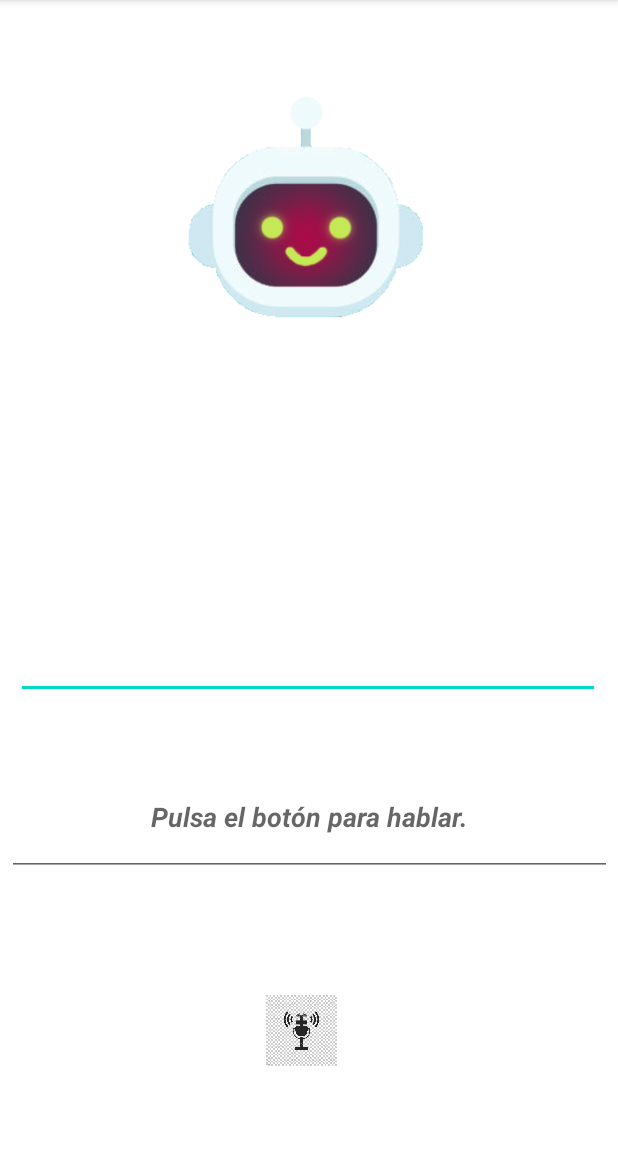
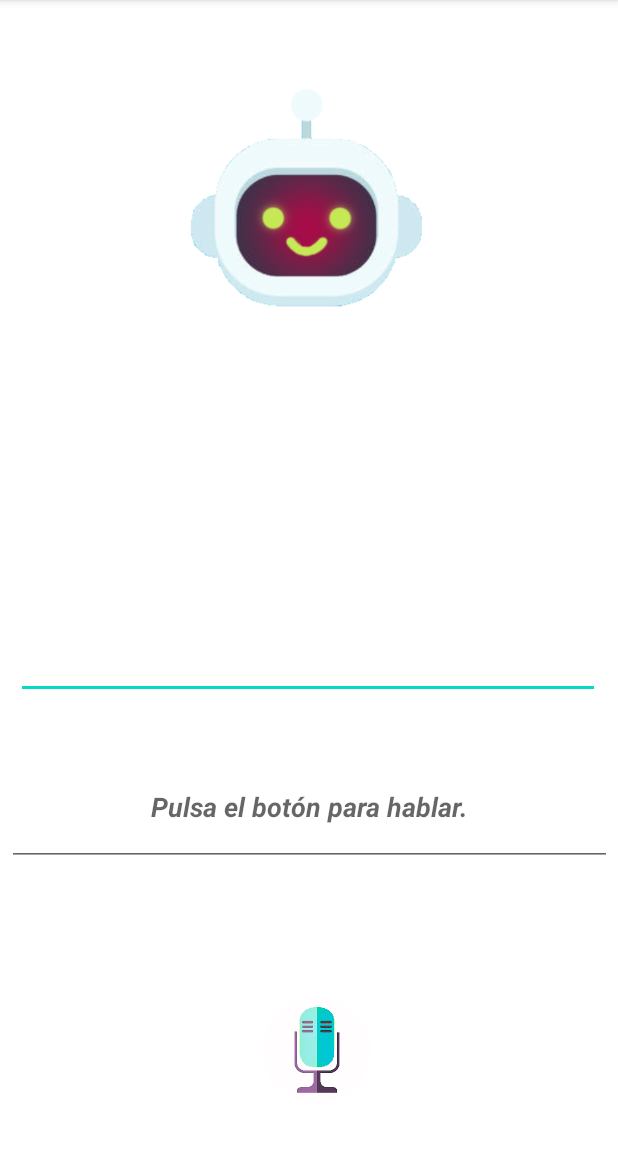
Before and after one commit to Parka015/avimo, an Android app: the screen it shows after launch (MainActivity), on a phone screen of 412 x 824 dp, the part 84-1236 px from its top. Run offline under Robolectric (Android 15) with nearby library versions, the phone set to English and light mode, and no system bars.

Commit message:
Cambio de icono de micrófono
Para mejorar el atractivo visual de la interfaz

```diff
--- a/app/src/main/res/layout/activity_main.xml
+++ b/app/src/main/res/layout/activity_main.xml
@@ -33,16 +33,17 @@
 
         <ImageView
             android:id="@+id/button"
-            android:layout_width="57dp"
-            android:layout_height="54dp"
+            android:layout_width="155dp"
+            android:layout_height="135dp"
             android:backgroundTint="#F9F8FA"
             android:paddingRight="10dp"
             android:src="@drawable/microfono"
             app:layout_constraintBottom_toBottomOf="parent"
             app:layout_constraintEnd_toEndOf="parent"
+            app:layout_constraintHorizontal_bias="0.539"
             app:layout_constraintStart_toStartOf="parent"
             app:layout_constraintTop_toTopOf="parent"
-            app:layout_constraintVertical_bias="0.924" />
+            app:layout_constraintVertical_bias="1.0" />
 
         <EditText
             android:id="@+id/text"
@@ -50,8 +51,8 @@
             android:layout_height="79dp"
             android:layout_centerHorizontal="true"
             android:layout_centerVertical="true"
+            android:hint="@string/hint_edittext"
             android:inputType="textMultiLine"
-            android:hint="@string/hint_edittext"
             android:padding="10dp"
             android:textAlignment="center"
             android:textSize="18sp"
@@ -61,17 +62,17 @@
             app:layout_constraintEnd_toEndOf="parent"
             app:layout_constraintStart_toStartOf="parent"
             app:layout_constraintTop_toTopOf="parent"
-            app:layout_constraintVertical_bias="0.733" />
+            app:layout_constraintVertical_bias="0.723" />
 
         <ImageView
             android:id="@+id/img_avimo"
-            android:layout_width="221dp"
-            android:layout_height="186dp"
+            android:layout_width="218dp"
+            android:layout_height="183dp"
             app:layout_constraintBottom_toBottomOf="parent"
             app:layout_constraintEnd_toEndOf="parent"
             app:layout_constraintStart_toStartOf="parent"
             app:layout_constraintTop_toTopOf="parent"
-            app:layout_constraintVertical_bias="0.067"
+            app:layout_constraintVertical_bias="0.058"
             app:srcCompat="@drawable/avimo" />
 
         <TextView
```
Also changed, not shown: app/src/main/res/drawable-v24/microfono.jpg (deleted), app/src/main/res/drawable-v24/microfono.png (added).
